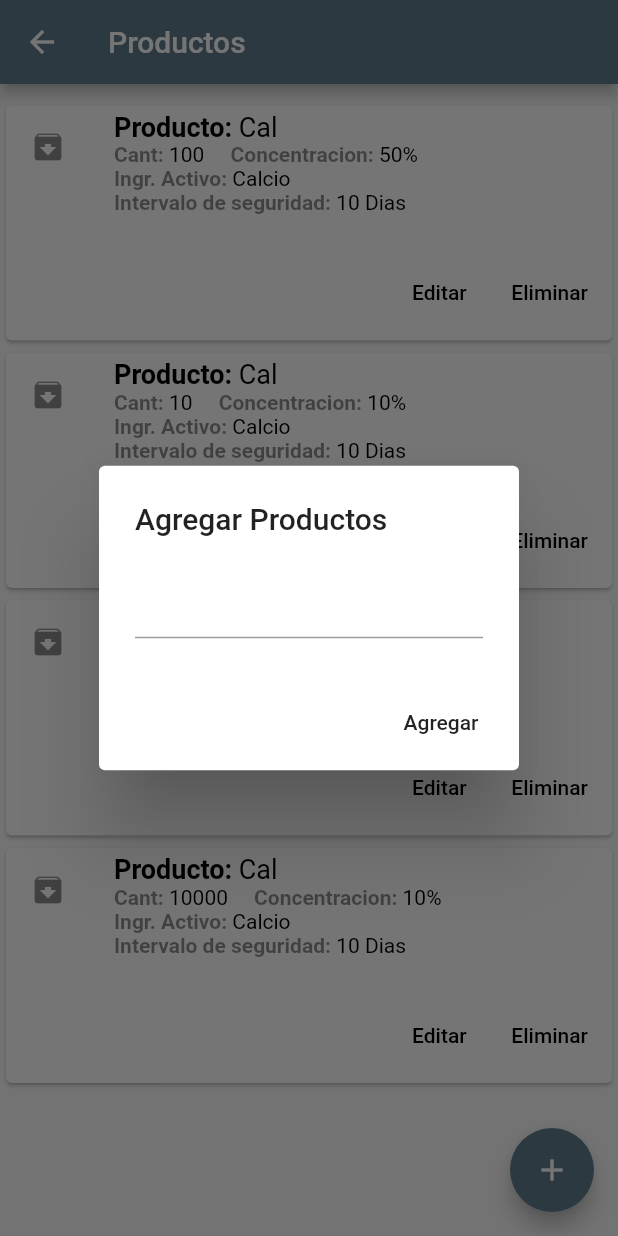
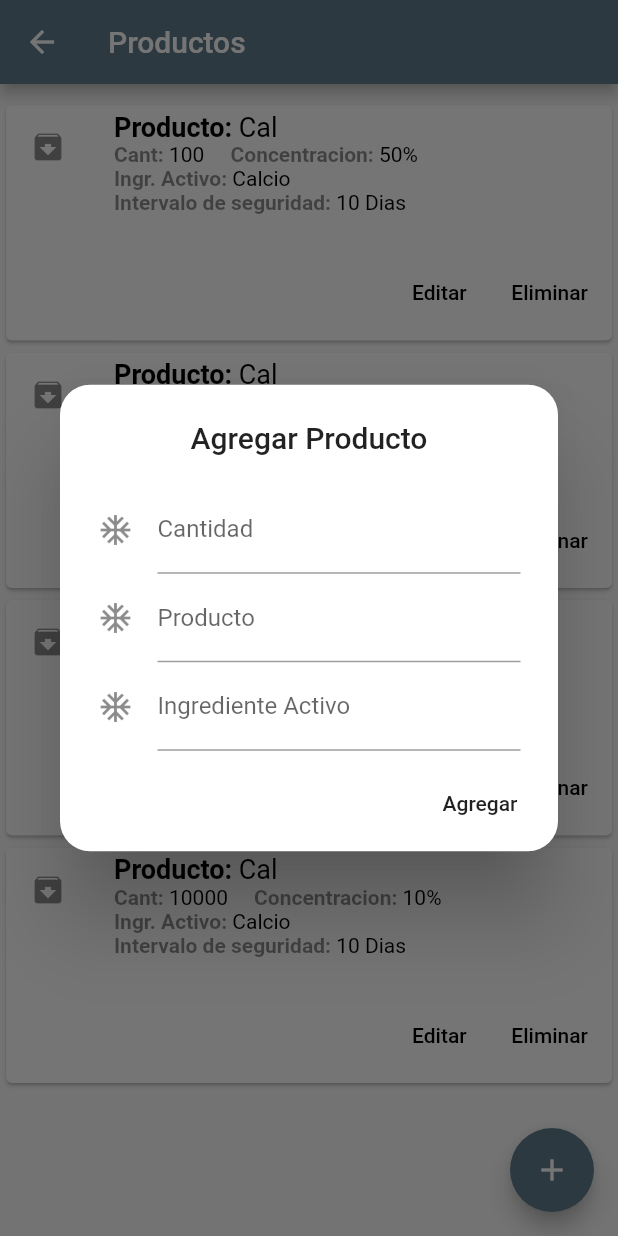
Before and after one commit to spartan73rmy/FitoReportApp, a Flutter app: the ReciepReport screen opened directly with empty values, after a tap on the "add" icon, on a phone screen of 412 x 824 dp. Run offline on Flutter 3.47's test engine with Material 2 defaults, Android fonts, the phone set to English and light mode, and no system bars.

Commit message:
productDialog already add product to list

```diff
--- a/lib/Report/addReportBody.dart
+++ b/lib/Report/addReportBody.dart
@@ -285,7 +285,7 @@ class _StepperBodyState extends State<StepperBody> {
                   }
                 },
                 maxLines: 1,
-                onSaved: (String value) {
+                onChanged: (String value) {
                   data.age = value;
                 },
                 decoration: InputDecoration(
@@ -298,12 +298,6 @@ class _StepperBodyState extends State<StepperBody> {
             ],
           ),
         )),
-    //  Step(
-    //     title: const Text('Fifth Step'),
-    //     subtitle: const Text('Subtitle'),
-    //     isActive: true,
-    //     state: StepState.complete,
-    //     content: const Text('Enjoy Step Fifth'))
   ];
 
   @override
--- a/lib/Report/reciepReport.dart
+++ b/lib/Report/reciepReport.dart
@@ -39,15 +39,6 @@ class _ReciepReportState extends State<ReciepReport> {
         securityInterval: "10"),
   ];
 
-  TextEditingController _controller = TextEditingController();
-  String inputString = "";
-  addProduct(Product product) {
-    setState(() {
-      products.add(product);
-      print(product.name);
-    });
-  }
-
   @override
   Widget build(BuildContext context) {
     return Scaffold(
@@ -60,38 +51,132 @@ class _ReciepReportState extends State<ReciepReport> {
         tooltip: 'Increment',
         child: Icon(Icons.add),
         onPressed: () {
-          showDialog(
+          createDialog(context).then((value) {
+            addProduct(value);
+          });
+        },
+      ),
+    );
+  }
+
+  addProduct(Product product) {
+    setState(() {
+      products.add(product);
+      print(product.cantity);
+    });
+  }
+
+  Future<Product> createDialog(BuildContext context) {
+    List<TextEditingController> _controller = [
+      new TextEditingController(),
+      new TextEditingController(),
+      new TextEditingController(),
+      new TextEditingController(),
+      new TextEditingController(),
+    ];
+
+    return showDialog(
       context: context,
-            builder: (BuildContext context) {
+      builder: (context) {
         return AlertDialog(
-                title: Text("Agregar Productos"),
-                content: TextFormField(
-                  controller: _controller,
+          contentPadding: EdgeInsets.only(left: 25, right: 25),
+          title: Center(child: Text("Agregar Producto")),
+          shape: RoundedRectangleBorder(
+              borderRadius: BorderRadius.all(Radius.circular(20.0))),
+          content: Container(
+            height: 200,
+            width: 300,
+            child: SingleChildScrollView(
+              child: Column(
+                crossAxisAlignment: CrossAxisAlignment.stretch,
+                children: <Widget>[
+                  SizedBox(
+                    height: 20,
+                  ),
+                  TextField(
+                    controller: _controller[0],
+                    keyboardType: TextInputType.number,
+                    autocorrect: false,
+                    maxLines: 1,
+                    decoration: InputDecoration(
+                        labelText: 'Cantidad',
+                        hintText: 'Cantidad',
+                        icon: const Icon(Icons.ac_unit),
+                        labelStyle: TextStyle(
+                            decorationStyle: TextDecorationStyle.solid)),
+                  ),
+                  TextField(
+                    controller: _controller[1],
+                    keyboardType: TextInputType.text,
+                    autocorrect: false,
+                    maxLines: 1,
+                    decoration: InputDecoration(
+                        labelText: 'Producto',
+                        hintText: 'Producto',
+                        //filled: true,
+                        icon: const Icon(Icons.ac_unit),
+                        labelStyle: TextStyle(
+                            decorationStyle: TextDecorationStyle.solid)),
+                  ),
+                  TextField(
+                    controller: _controller[2],
+                    keyboardType: TextInputType.text,
+                    autocorrect: false,
+                    maxLines: 1,
+                    decoration: InputDecoration(
+                        labelText: 'Ingrediente Activo',
+                        hintText: 'Ingrediente Activo',
+                        //filled: true,
+                        icon: const Icon(Icons.ac_unit),
+                        labelStyle: TextStyle(
+                            decorationStyle: TextDecorationStyle.solid)),
+                  ),
+                  TextField(
+                    controller: _controller[3],
+                    keyboardType: TextInputType.number,
+                    autocorrect: false,
+                    maxLines: 1,
+                    decoration: InputDecoration(
+                        labelText: 'Concentracion (%)',
+                        hintText: 'Concentracion',
+                        //filled: true,
+                        icon: const Icon(Icons.ac_unit),
+                        labelStyle: TextStyle(
+                            decorationStyle: TextDecorationStyle.solid)),
+                  ),
+                  TextField(
+                    controller: _controller[4],
+                    keyboardType: TextInputType.number,
+                    autocorrect: false,
+                    maxLines: 1,
+                    decoration: InputDecoration(
+                        labelText: 'Intervalo (Dias)',
+                        hintText: 'Intervalo de seguridad',
+                        //filled: true,
+                        icon: const Icon(Icons.ac_unit),
+                        labelStyle: TextStyle(
+                            decorationStyle: TextDecorationStyle.solid)),
+                  ),
+                ],
+              ),
+            ),
           ),
           actions: <Widget>[
             FlatButton(
               child: Text("Agregar"),
               onPressed: () {
-                      // Navigator.push(
-                      //     context, MaterialPageRoute(builder: (context) {}));
-                      // Navigator.pop(context, _controller.text);
+                Product newProduct = new Product(
+                    cantity: int.parse(_controller[0].text.toString()),
+                    name: _controller[1].text.toString(),
+                    iActive: _controller[2].text.toString(),
+                    concentration: _controller[3].text.toString(),
+                    securityInterval: _controller[4].text.toString());
+                Navigator.pop(context, newProduct);
               },
             )
           ],
         );
       },
-          ).then((val) {
-            Product a = new Product(
-              name: val,
-              cantity: 3,
-              iActive: "Ingrediente activo",
-              securityInterval: "25 dias",
-            );
-            addProduct(a);
-            inputString = val;
-          });
-        },
-      ),
     );
   }
 }
```
Lines whose indentation alone changed are shown as unchanged.
